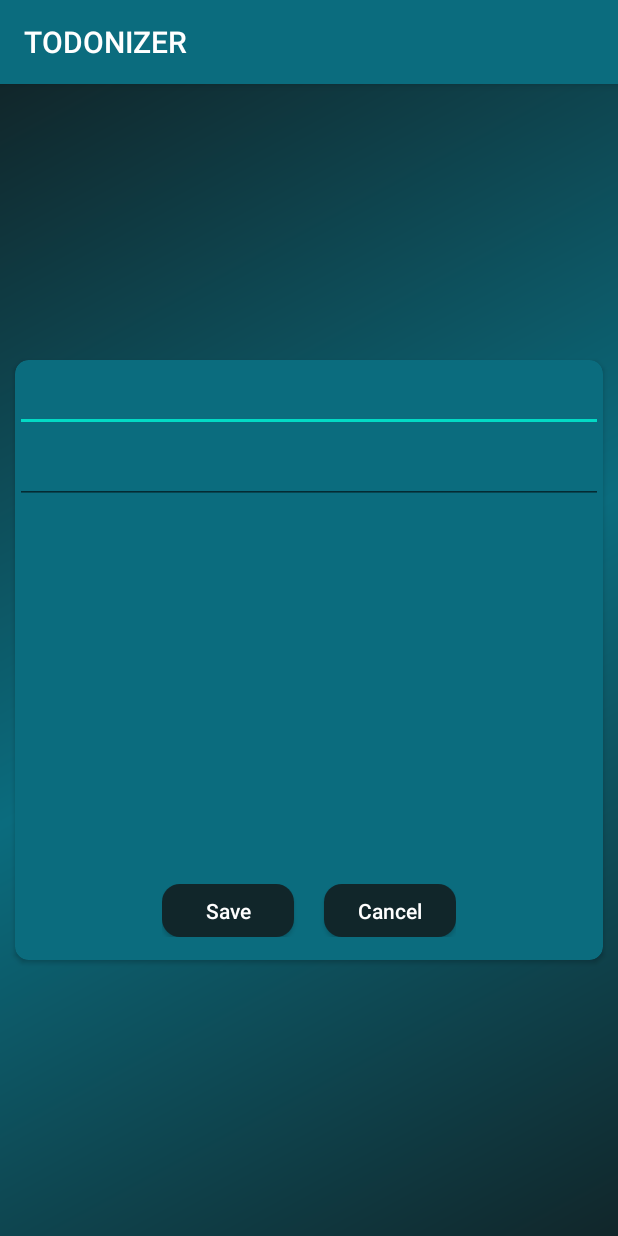
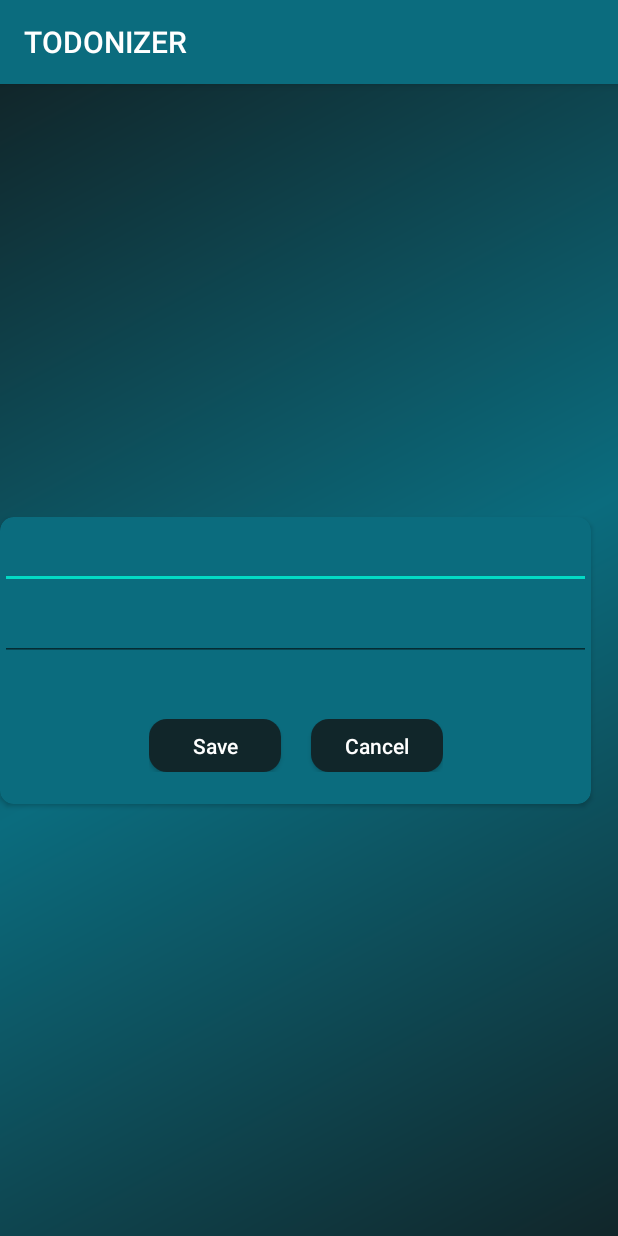
Before and after one commit to cdhiraj40/TODONIZER, an Android app: the EditNote screen opened directly, with no data from a screen before it, on a phone screen of 412 x 824 dp. Run offline under Robolectric (Android 15) with nearby library versions, the phone set to English and light mode, and no system bars.

Commit message:
Added changes in gui

```diff
--- a/app/src/main/res/layout/activity_edit_note.xml
+++ b/app/src/main/res/layout/activity_edit_note.xml
@@ -9,20 +9,20 @@
 
 
     <androidx.cardview.widget.CardView
-        android:layout_width="match_parent"
-        android:layout_height="400dp"
+        android:layout_width="394dp"
+        android:layout_height="191dp"
         android:layout_marginHorizontal="10dp"
         android:elevation="9dp"
+        android:transitionName="expanding_transition"
+        app:cardBackgroundColor="@color/colorPrimary"
         app:cardCornerRadius="9dp"
-        app:cardBackgroundColor="@color/colorPrimary"
-        android:transitionName="expanding_transition"
         app:layout_constraintBottom_toBottomOf="parent"
         app:layout_constraintTop_toTopOf="parent"
-        tools:layout_editor_absoluteX="10dp" >
+        tools:layout_editor_absoluteX="10dp">
 
         <androidx.constraintlayout.widget.ConstraintLayout
             android:layout_width="match_parent"
-        android:layout_height="match_parent">
+            android:layout_height="185dp">
 
 
             <EditText
@@ -53,9 +53,9 @@
                 android:id="@+id/btn_holder"
                 android:layout_width="wrap_content"
                 android:layout_height="wrap_content"
+                android:layout_marginBottom="15dp"
                 app:layout_constraintBottom_toBottomOf="parent"
                 app:layout_constraintEnd_toEndOf="parent"
-            android:layout_marginBottom="15dp"
                 app:layout_constraintStart_toStartOf="parent">
 
                 <Button
@@ -69,7 +69,7 @@
 
                 <Space
                     android:layout_width="20dp"
-                android:layout_height="wrap_content"/>
+                    android:layout_height="wrap_content" />
 
 
                 <Button
```
Also changed, not shown: app/src/main/res/layout/note_holder.xml (+6 -4 lines). Lines whose indentation alone changed are shown as unchanged.
